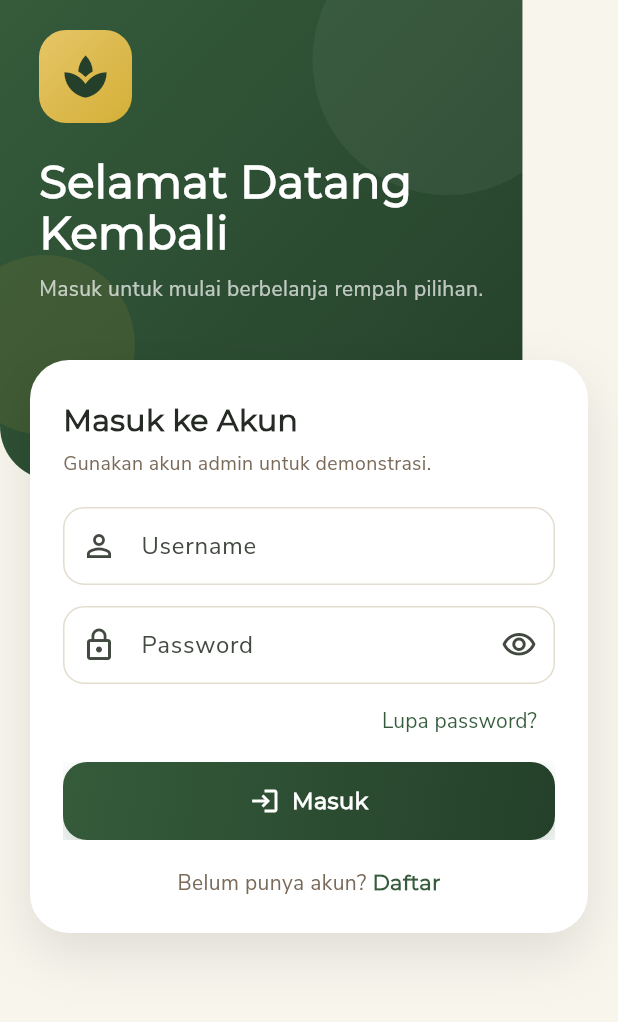
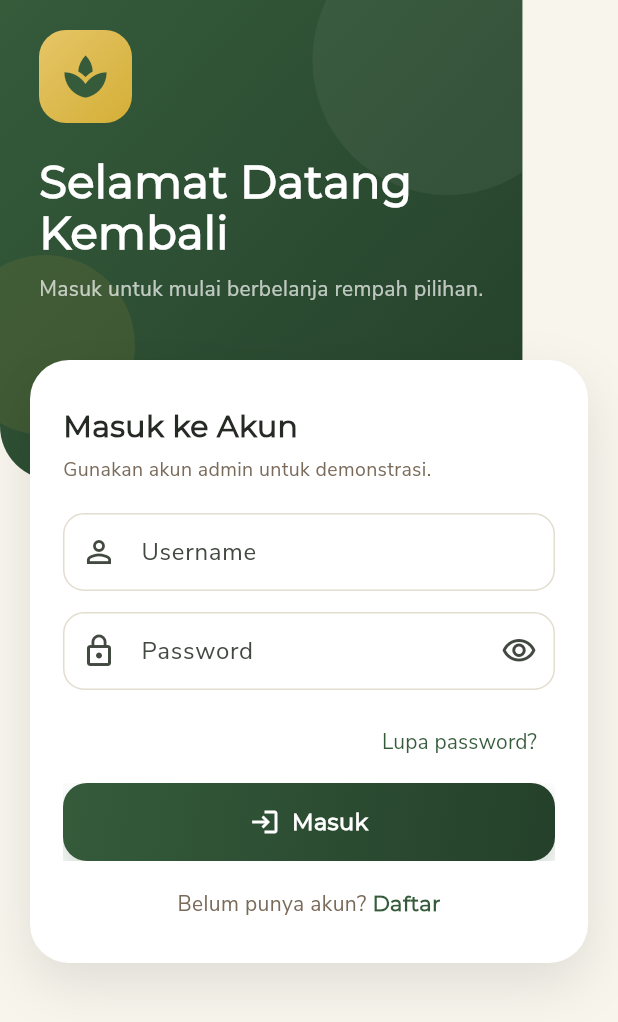
Before and after one commit to handispramudyo-hub/ruparempah-store, a Flutter app: the screen it shows after launch, on a phone screen of 412 x 824 dp. Shown: the top 1022 px of the screen. Run offline on Flutter 3.47's test engine with Material 3 defaults, Android fonts, the phone set to English and light mode, and no system bars; our stand-ins replace image_picker, shared_preferences.

Commit message:
ui: login lebih rapi, nomor call center sms 0895706340406, ikon gelap

```diff
--- a/lib/config/app_config.dart
+++ b/lib/config/app_config.dart
@@ -9,7 +9,7 @@ class AppConfig {
   static const String storeName = 'UMKM Rupa Rempah Solo';
 
   /// Nomor telepon placeholder. Ganti dengan nomor resmi toko.
-  static const String storePhone = '081234567890';
+  static const String storePhone = '0895706340406';
 
   /// Pesan awal SMS.
   static const String smsMessage =
--- a/lib/screens/login_screen.dart
+++ b/lib/screens/login_screen.dart
@@ -105,8 +105,11 @@ class _LoginScreenState extends State<LoginScreen> {
                             gradient: AppGradients.gold,
                             borderRadius: BorderRadius.circular(18),
                           ),
-                          child: const Icon(Icons.spa,
-                              size: 34, color: AppColors.deepGreen),
+                          child: const Icon(
+                            Icons.spa,
+                            size: 34,
+                            color: AppColors.darkGreen,
+                          ),
                         ),
                         const SizedBox(height: 22),
                         const Text(
@@ -139,7 +142,7 @@ class _LoginScreenState extends State<LoginScreen> {
             child: SingleChildScrollView(
               padding: const EdgeInsets.fromLTRB(20, 240, 20, 28),
               child: Container(
-                padding: const EdgeInsets.fromLTRB(22, 26, 22, 24),
+                padding: const EdgeInsets.fromLTRB(22, 30, 22, 30),
                 decoration: BoxDecoration(
                   color: AppColors.white,
                   borderRadius: BorderRadius.circular(26),
@@ -213,6 +216,7 @@ class _LoginScreenState extends State<LoginScreen> {
                           return null;
                         },
                       ),
+                      const SizedBox(height: 10),
                       Align(
                         alignment: Alignment.centerRight,
                         child: TextButton(
```
